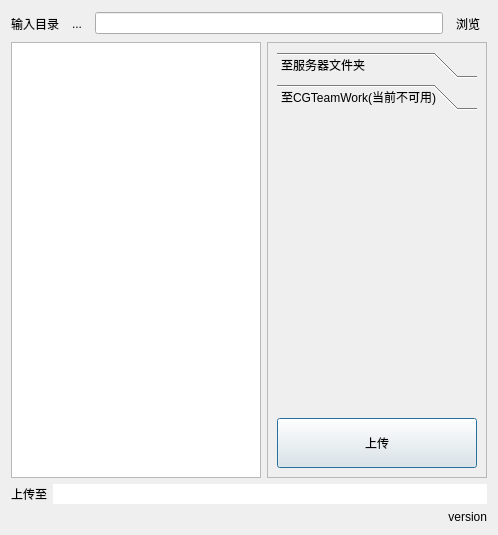
First picture: the form in lib/uploader.ui, repository WuLiFang/Nuke, before the edit.
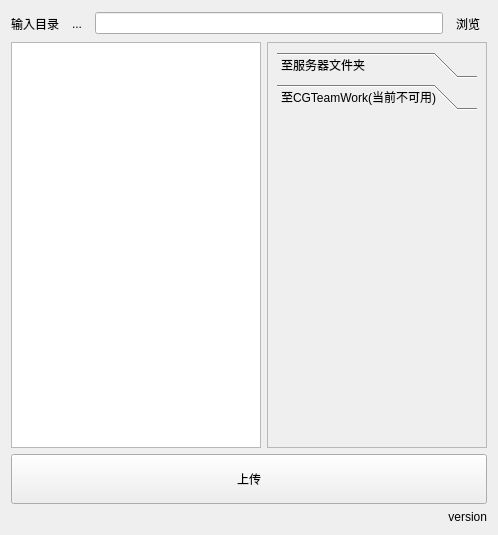
Second picture: the form after the edit. The open tabs and pages were chosen to show the change.

What changed in the file:
```diff
--- a/lib/uploader.ui
+++ b/lib/uploader.ui
@@ -144,7 +144,7 @@
              <x>0</x>
              <y>0</y>
              <width>200</width>
-             <height>313</height>
+             <height>341</height>
             </rect>
            </property>
            <attribute name="label">
@@ -277,8 +277,8 @@
             <rect>
              <x>0</x>
              <y>0</y>
-             <width>200</width>
-             <height>313</height>
+             <width>100</width>
+             <height>30</height>
             </rect>
            </property>
            <attribute name="label">
@@ -287,6 +287,11 @@
           </widget>
          </widget>
         </item>
+       </layout>
+      </widget>
+     </item>
+    </layout>
+   </item>
         <item>
          <widget class="QPushButton" name="syncButton">
           <property name="sizePolicy">
@@ -304,36 +309,10 @@
           <property name="text">
            <string>上传</string>
           </property>
-         </widget>
-        </item>
-       </layout>
-      </widget>
-     </item>
-    </layout>
-   </item>
-   <item>
-    <layout class="QFormLayout" name="formLayout_3">
-     <property name="fieldGrowthPolicy">
-      <enum>QFormLayout::AllNonFixedFieldsGrow</enum>
-     </property>
-     <item row="0" column="0">
-      <widget class="QLabel" name="label_16">
-       <property name="text">
-        <string>上传至</string>
-       </property>
-      </widget>
-     </item>
-     <item row="0" column="1">
-      <widget class="QLineEdit" name="destEdit">
-       <property name="frame">
+     <property name="autoDefault">
         <bool>false</bool>
        </property>
-       <property name="readOnly">
-        <bool>true</bool>
-       </property>
-      </widget>
-     </item>
-    </layout>
+    </widget>
    </item>
    <item>
     <widget class="QLabel" name="version_label">
```
Lines whose indentation alone changed are shown as unchanged.
